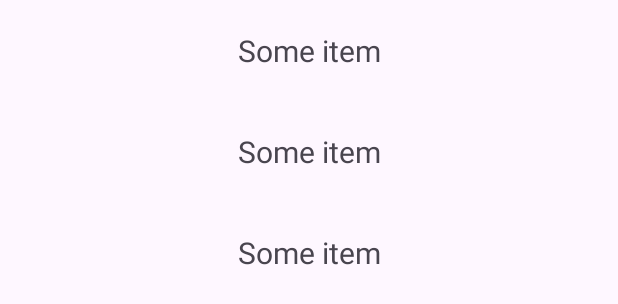
After one commit to ileshchanka/Practice, an Android app: the layout fragment_list.xml on its own in the app's theme, with its tools: preview values and no code run, on a phone screen of 412 x 824 dp. The commit adds this screen. Shown: the top 304 px of the screen. Run offline under Robolectric (Android 15) with nearby library versions, the phone set to English and light mode, and no system bars.

Commit message:
FAT-57426: Add RecyclerView, Binding Delegate

```diff
--- /dev/null
+++ b/app/src/main/java/info/igorek/practice/adapters/MyRecyclerType.kt
@@ -0,0 +1,6 @@
+package info.igorek.practice.adapters
+
+sealed class MyRecyclerType {
+    data class TextItem(val text: String) : MyRecyclerType()
+    data class ImageItem(val resId: Int) : MyRecyclerType()
+}
--- /dev/null
+++ b/app/src/main/res/layout/fragment_list.xml
@@ -0,0 +1,21 @@
+<?xml version="1.0" encoding="utf-8"?>
+<FrameLayout
+    xmlns:android="http://schemas.android.com/apk/res/android"
+    xmlns:app="http://schemas.android.com/apk/res-auto"
+    xmlns:tools="http://schemas.android.com/tools"
+    android:layout_width="match_parent"
+    android:layout_height="match_parent"
+    tools:context=".fragments.ListFragment"
+    >
+
+    <androidx.recyclerview.widget.RecyclerView
+        android:id="@+id/recyclerview"
+        android:layout_width="match_parent"
+        android:layout_height="match_parent"
+        android:orientation="vertical"
+        app:layoutManager="androidx.recyclerview.widget.LinearLayoutManager"
+        tools:itemCount="3"
+        tools:listitem="@layout/item_text"
+        />
+
+</FrameLayout>
--- /dev/null
+++ b/app/src/main/res/layout/item_text.xml
@@ -0,0 +1,13 @@
+<?xml version="1.0" encoding="utf-8"?>
+<com.google.android.material.textview.MaterialTextView
+    xmlns:android="http://schemas.android.com/apk/res/android"
+    xmlns:tools="http://schemas.android.com/tools"
+    android:id="@+id/text_item"
+    android:layout_width="match_parent"
+    android:layout_height="wrap_content"
+    android:paddingHorizontal="8dp"
+    android:paddingVertical="20dp"
+    android:textAlignment="center"
+    android:textSize="20sp"
+    tools:text="@string/some_item"
+    />
--- a/app/src/main/res/values/strings.xml
+++ b/app/src/main/res/values/strings.xml
@@ -3,4 +3,5 @@
     <string name="hello">Hello</string>
     <string name="andersen">Andersen</string>
     <string name="text_here">Text here</string>
+    <string name="some_item">Some item</string>
 </resources>
```
Also changed, not shown: app/build.gradle (+7 -0 lines), app/src/main/java/info/igorek/practice/adapters/MyRecyclerAdapter.kt (added, +83 -0 lines), app/src/main/java/info/igorek/practice/fragments/HomeFragment.kt (+6 -3 lines), app/src/main/java/info/igorek/practice/fragments/ListFragment.kt (added, +39 -0 lines), app/src/main/java/info/igorek/practice/fragments/TextFragment.kt (+5 -4 lines), app/src/main/res/drawable/baseline_ac_unit_24.xml (added, +13 -0 lines), app/src/main/res/drawable/baseline_memory_24.xml (added, +13 -0 lines), app/src/main/res/drawable/baseline_pedal_bike_24.xml (added, +13 -0 lines), app/src/main/res/drawable/baseline_record_voice_over_24.xml (added, +17 -0 lines), app/src/main/res/drawable/baseline_time_to_leave_24.xml (added, +13 -0 lines), app/src/main/res/layout/item_image.xml (added, +10 -0 lines).
